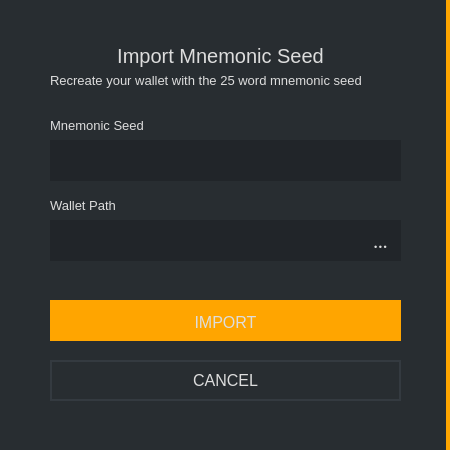
Before: the Qt Designer form src/gui/ui/importseed.ui in ConcealNetwork/conceal-desktop, drawn with Qt 5.
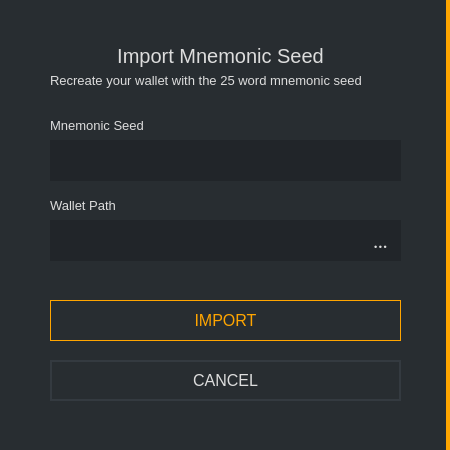
After: the same form once the commit is applied.

```diff
--- a/src/gui/ui/importseed.ui
+++ b/src/gui/ui/importseed.ui
@@ -198,9 +198,7 @@
      </font>
     </property>
     <property name="styleSheet">
-     <string notr="true">color: #ddd; background-color: orange; border-top: 3px solid orange;
-border-right: 0px;
-font-size: 16px;</string>
+     <string notr="true">color: orange; background-color: #1; border: 1px solid orange; font-size: 16px;</string>
     </property>
     <property name="text">
      <string>IMPORT</string>
```
